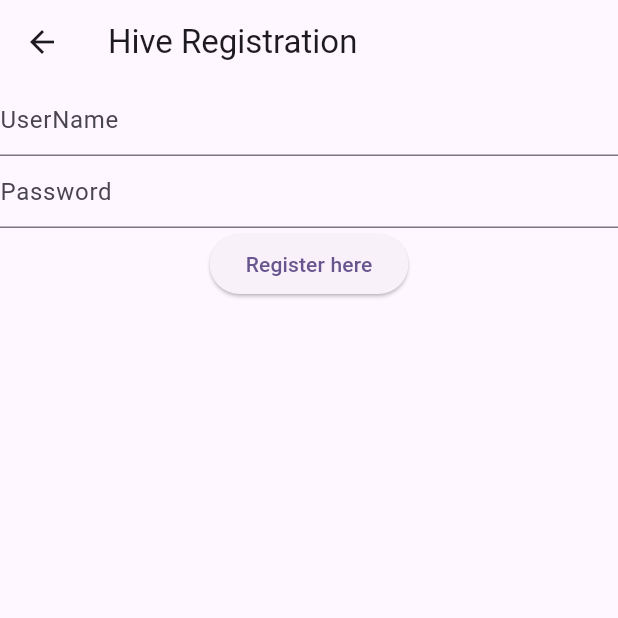
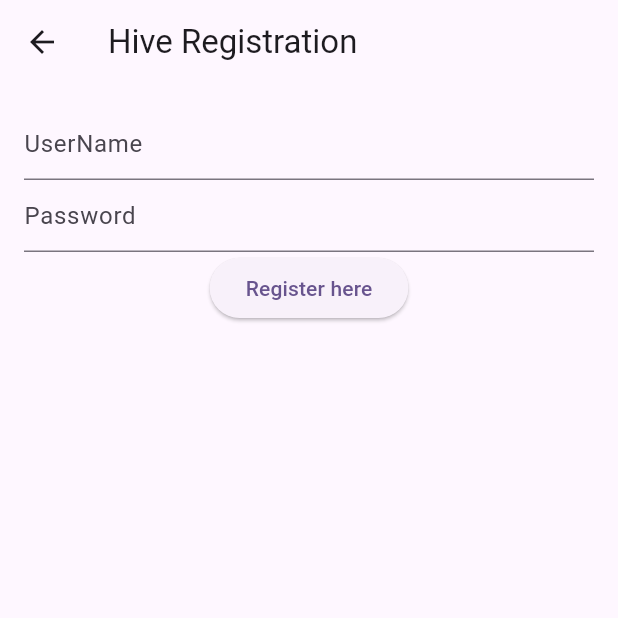
Before and after one commit to DIVYAKV15/hive_Example, a Flutter app: the Registration screen opened directly, on a phone screen of 412 x 824 dp, the top half of it. Run offline on Flutter 3.47's test engine with Material 3 defaults, Android fonts, the phone set to English and light mode, and no system bars; our stand-ins replace email_validator, get, hive, hive_flutter; accounts and stored records are empty.

Commit message:
Hive Commit

```diff
--- a/lib/hive2/view/registration.dart
+++ b/lib/hive2/view/registration.dart
@@ -30,7 +30,9 @@ class Registration extends StatelessWidget {
       appBar: AppBar(
         title: const Text("Hive Registration"),
       ),
-      body: Column(
+      body: Padding(
+        padding: const EdgeInsets.all(16.0),
+        child: Column(
           children: [
             TextField(
                 controller: email_cntrl,
@@ -50,6 +52,7 @@ class Registration extends StatelessWidget {
                 },
                 child: const Text("Register here"))
           ],
+        ),
       ),
     );
   }
@@ -84,7 +87,7 @@ class Registration extends StatelessWidget {
         }
       }
       else{
-        Get.snackbar("Error", "enter a valid email");
+        Get.snackbar("Error", "enter a valid email",);
       }
     }
     else{
```
Lines whose indentation alone changed are shown as unchanged.
